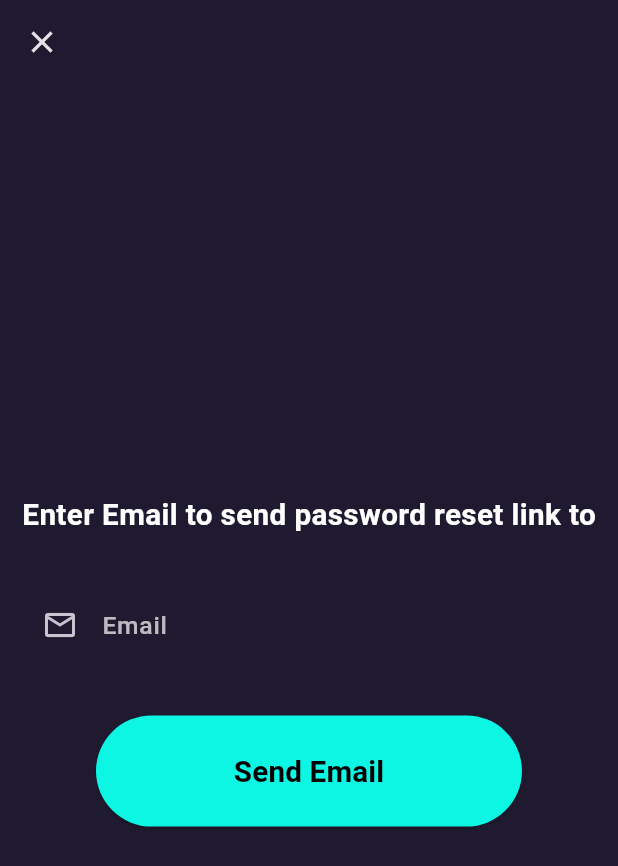
After one commit to mahmoud-hassan1/notes_app, a Flutter app: the screen it shows after launch, after a tap on "Forget password", on a phone screen of 412 x 824 dp. The commit adds this screen. Shown: the top 866 px of the screen. Run offline on Flutter 3.47's test engine with Material 3 defaults, Android fonts, the phone set to English and light mode, and no system bars; drawn by our look-alikes of modal_progress_hud_nsn; our stand-ins replace bloc, cloud_firestore, device_preview, firebase_auth, firebase_core, flutter_bloc and 2 more; accounts and stored records are empty.

Commit message:
reset password

```diff
--- a/lib/features/auth/data/repositories/auth_repo_imp.dart
+++ b/lib/features/auth/data/repositories/auth_repo_imp.dart
@@ -65,4 +65,10 @@ void logout() {
     }
   firebaseAuth.signOut();
   }
+
+  @override
+  Future<void> sendPasswordResetLink(String email) async{
+   await firebaseAuth.sendPasswordResetEmail(email: email);
+
+  }
 }
--- a/lib/features/auth/domain/repositories/auth_repo.dart
+++ b/lib/features/auth/domain/repositories/auth_repo.dart
@@ -6,5 +6,6 @@ abstract class AuthRepository {
   Future<UserClass?> login(String email, String password);
   void logout();
   Future<UserClass?> signup(String name,String email, String password);
+  Future<void> sendPasswordResetLink(String email);
   Future<UserClass?> loginWithGoogle();
 }
--- a/lib/features/auth/presentation/cubits/auth_cubit/auth_state.dart
+++ b/lib/features/auth/presentation/cubits/auth_cubit/auth_state.dart
@@ -6,7 +6,7 @@ abstract class AuthState {}
 class AuthInitial extends AuthState {}
 
 class AuthLoading extends AuthState {}
-
+class AuthSuccess extends AuthState {}
 class AuthAuthenticated extends AuthState {
   final UserClass user;
 
--- /dev/null
+++ b/lib/features/auth/presentation/views/reset_password_view.dart
@@ -0,0 +1,22 @@
+import 'package:firebase_auth/firebase_auth.dart';
+import 'package:flutter/material.dart';
+import 'package:flutter_bloc/flutter_bloc.dart';
+import 'package:notes_app/features/auth/data/repositories/auth_repo_imp.dart';
+import 'package:notes_app/features/auth/presentation/cubits/auth_cubit/auth_cubit.dart';
+import 'package:notes_app/features/auth/presentation/views/widgets/reset_password_view_body.dart';
+
+class ResetPasswordView extends StatelessWidget {
+  const ResetPasswordView({super.key});
+
+  @override
+  Widget build(BuildContext context) {
+      final firebaseAuth = FirebaseAuth.instance;
+  final authRepository = AuthRepositoryImpl(firebaseAuth: firebaseAuth);
+    return BlocProvider(
+      create: (context) => AuthCubit(authRepository),
+      child: Scaffold(
+        body: ResetPasswordViewBody(),
+      ),
+    );
+  }
+}
--- a/lib/features/auth/presentation/views/widgets/custtom_button.dart
+++ b/lib/features/auth/presentation/views/widgets/custtom_button.dart
@@ -5,12 +5,11 @@ import 'package:notes_app/core/utiles/font.dart';
 class CustomButton extends StatelessWidget {
    const CustomButton({
     super.key,
-    required this.height, required this.label, required this.emailController, required this.passwordController, required this.onTap,
+    required this.height, required this.label,  required this.onTap,
   });
   final String label;
   final double height;
-  final TextEditingController emailController ;
-  final TextEditingController passwordController;
+
   final VoidCallback onTap;
   @override
   Widget build(BuildContext context) {
--- a/lib/features/auth/presentation/views/widgets/login_view_body.dart
+++ b/lib/features/auth/presentation/views/widgets/login_view_body.dart
@@ -8,6 +8,7 @@ import 'package:notes_app/core/utiles/font.dart';
 import 'package:notes_app/core/widgets/snackbar.dart';
 import 'package:notes_app/features/auth/data/repositories/auth_repo_imp.dart';
 import 'package:notes_app/features/auth/presentation/cubits/auth_cubit/auth_cubit.dart';
+import 'package:notes_app/features/auth/presentation/views/reset_password_view.dart';
 import 'package:notes_app/features/auth/presentation/views/signup_view.dart';
 import 'package:notes_app/features/auth/presentation/views/widgets/custtom_button.dart';
 import 'package:notes_app/core/widgets/custtom_text_field.dart';
@@ -27,6 +28,7 @@ class LoginViewBody extends StatelessWidget {
       final firebaseAuth = FirebaseAuth.instance;
   final authRepository = AuthRepositoryImpl(firebaseAuth: firebaseAuth);
     double height = MediaQuery.of(context).size.height;
+    double width = MediaQuery.of(context).size.width;
     return BlocProvider(
       create: (context) => AuthCubit(authRepository),
       child: BlocConsumer<AuthCubit, AuthState>(
@@ -112,13 +114,14 @@ class LoginViewBody extends StatelessWidget {
                         controller: passwordController,
                       ),
                       const SizedBox(
-                        height: 32,
+                        height: 8,
                       ),
+                      TextButton(onPressed: (){
+                        Navigator.push(context, MaterialPageRoute(builder: (context) => const ResetPasswordView(),));
+                      }, child:  Text("Forget password",style: FontStyles.kSmallTextStyle(context).copyWith( color: AppColors.kMintGreen),)),
                       CustomButton(
-                        emailController: emailController,
-                        passwordController: passwordController,
                         onTap: () {
-                          if(emailController.text.isNotEmpty&&passwordController.text.isNotEmpty){
+                          if(emailController.text.isNotEmpty&&passwordController.text.isNotEmpty&& keyForm.currentState!.validate()){
                           BlocProvider.of<AuthCubit>(context)
                             .loginUser(
                                 emailController.text, passwordController.text);
@@ -133,10 +136,11 @@ class LoginViewBody extends StatelessWidget {
                       const SizedBox(
                         height: 16,
                       ),
+
                       Text("Login with:",style: FontStyles.kSmallTextStyle(context),),
                       IconButton(onPressed: (){
                         BlocProvider.of<AuthCubit>(context).loginWithGoogle();
-                      }, icon: SvgPicture.asset("assets/icons/google.svg",width: 80,),
+                      }, icon: SvgPicture.asset("assets/icons/google.svg",width: width*0.2,),
                       padding: EdgeInsets.zero, ),
                       Row(
                         mainAxisAlignment: MainAxisAlignment.center,
--- /dev/null
+++ b/lib/features/auth/presentation/views/widgets/reset_password_view_body.dart
@@ -0,0 +1,117 @@
+import 'package:flutter/material.dart';
+import 'package:flutter_bloc/flutter_bloc.dart';
+import 'package:modal_progress_hud_nsn/modal_progress_hud_nsn.dart';
+import 'package:notes_app/core/utiles/font.dart';
+import 'package:notes_app/core/widgets/custtom_text_field.dart';
+import 'package:notes_app/core/widgets/snackbar.dart';
+import 'package:notes_app/features/auth/presentation/cubits/auth_cubit/auth_cubit.dart';
+import 'package:notes_app/features/auth/presentation/views/widgets/custtom_button.dart';
+
+// ignore: must_be_immutable
+class ResetPasswordViewBody extends StatelessWidget {
+  ResetPasswordViewBody({super.key});
+  GlobalKey<FormState> keyForm = GlobalKey();
+  final TextEditingController emailController = TextEditingController();
+  bool isLoading = false;
+  @override
+  Widget build(BuildContext context) {
+    double height = MediaQuery.of(context).size.height;
+    return BlocConsumer<AuthCubit, AuthState>(
+      listener: (context, state) {
+        if (state is AuthSuccess) {
+          snackBar(
+              content: "Reset password link sent to your email",
+              context: context);
+          Navigator.pop(context);
+          isLoading = false;
+        } else if (state is AuthLoading) {
+          isLoading = true;
+        } else if (state is AuthError) {
+          snackBar(content: state.message, context: context);
+          isLoading = false;
+        }
+      },
+      builder: (context, state) {
+        return ModalProgressHUD(
+          inAsyncCall: isLoading,
+          child: Scaffold(
+            body: Column(
+              children: [
+                AppBar(
+                  backgroundColor: Colors.transparent,
+                  elevation: 0,
+                  leading: IconButton(
+                    onPressed: () {
+                      Navigator.pop(context);
+                    },
+                    icon: const Icon(Icons.close),
+                  ),
+                ),
+                Expanded(
+                  child: Center(
+                    child: SingleChildScrollView(
+                      child: Form(
+                        key: keyForm,
+                        child: Column(
+                          mainAxisAlignment: MainAxisAlignment.center,
+                          crossAxisAlignment: CrossAxisAlignment.center,
+                          children: [
+                            Text(
+                              "Enter Email to send password reset link to",
+                              style: FontStyles.kMediumTextStyle(context),
+                            ),
+                            const SizedBox(
+                              height: 32,
+                            ),
+                            CustomTextField(
+                              expand: false,
+                              keyForm: keyForm,
+                              validator: (value) {
+                                RegExp regex = RegExp(
+                                    r"^[a-zA-Z0-9.a-zA-Z0-9.!#$%&'*+-/=?^_`{|}~]+@[a-zA-Z0-9]+\.[a-zA-Z]+");
+                                if (value!.isEmpty) {
+                                  return 'Please enter mail';
+                                } else {
+                                  if (!regex.hasMatch(value)) {
+                                    return 'Enter valid mail';
+                                  } else {
+                                    return null;
+                                  }
+                                }
+                              },
+                              prefixIcon: const Icon(Icons.mail_outline),
+                              label: "Email",
+                              controller: emailController,
+                            ),
+                            const SizedBox(
+                              height: 32,
+                            ),
+                            CustomButton(
+                              onTap: () {
+                                if (emailController.text.isNotEmpty &&
+                                    keyForm.currentState!.validate()) {
+                                  BlocProvider.of<AuthCubit>(context)
+                                      .resetPassword(emailController.text);
+                                } else {
+                                  snackBar(
+                                      content: "Please enter Your email",
+                                      context: context);
+                                }
+                              },
+                              height: height,
+                              label: "Send Email",
+                            ),
+                          ],
+                        ),
+                      ),
+                    ),
+                  ),
+                ),
+              ],
+            ),
+          ),
+        );
+      },
+    );
+  }
+}
--- a/lib/features/auth/presentation/views/widgets/signup_view_body.dart
+++ b/lib/features/auth/presentation/views/widgets/signup_view_body.dart
@@ -137,7 +137,7 @@ class SignupViewBody extends StatelessWidget {
                       ),
                       CustomButton(
                         onTap: () {
-                          if(emailController.text.isNotEmpty&&passwordController.text.isNotEmpty){
+                          if(emailController.text.isNotEmpty&&passwordController.text.isNotEmpty&&keyForm.currentState!.validate()){
                           BlocProvider.of<AuthCubit>(context).signupUser(
                             nameController.text,emailController.text, passwordController.text);
                           }
@@ -145,8 +145,6 @@ class SignupViewBody extends StatelessWidget {
                             snackBar(content: "Please enter Your email and password", context: context);
                           }
                         },
-                        emailController: emailController,
-                        passwordController: passwordController,
                         height: height,
                         label: "SIGN UP",
                       ),
--- a/lib/features/home/presentation/views/home_view.dart
+++ b/lib/features/home/presentation/views/home_view.dart
@@ -60,7 +60,7 @@ class HomeViewContent extends StatelessWidget {
                       onPressed: () {
                         scrollController.animateTo(
                           0.0,
-                          duration: const Duration(milliseconds: 300),
+                          duration: const Duration(milliseconds: 500),
                           curve: Curves.easeOut,
                         );
                       },
--- a/lib/features/home/presentation/views/widgets/list_view_item.dart
+++ b/lib/features/home/presentation/views/widgets/list_view_item.dart
@@ -30,6 +30,7 @@ class ListViewItem extends StatelessWidget {
                   note.title,
                   style: FontStyles.kFontSize30(context).copyWith(),
                   textAlign: TextAlign.start,
+                  maxLines: null,
                 ),
               ),
               Align(
@@ -37,8 +38,9 @@ class ListViewItem extends StatelessWidget {
                 child: Text(
                   note.content,
                   style: FontStyles.kSmallTextStyle(context).copyWith(),
-                  maxLines: 2,
+                  maxLines: null,
                   textAlign: TextAlign.start,
+
                 ),
               ),
             ],
```
Also changed, not shown: lib/features/auth/presentation/cubits/auth_cubit/auth_cubit.dart (+14 -0 lines).
